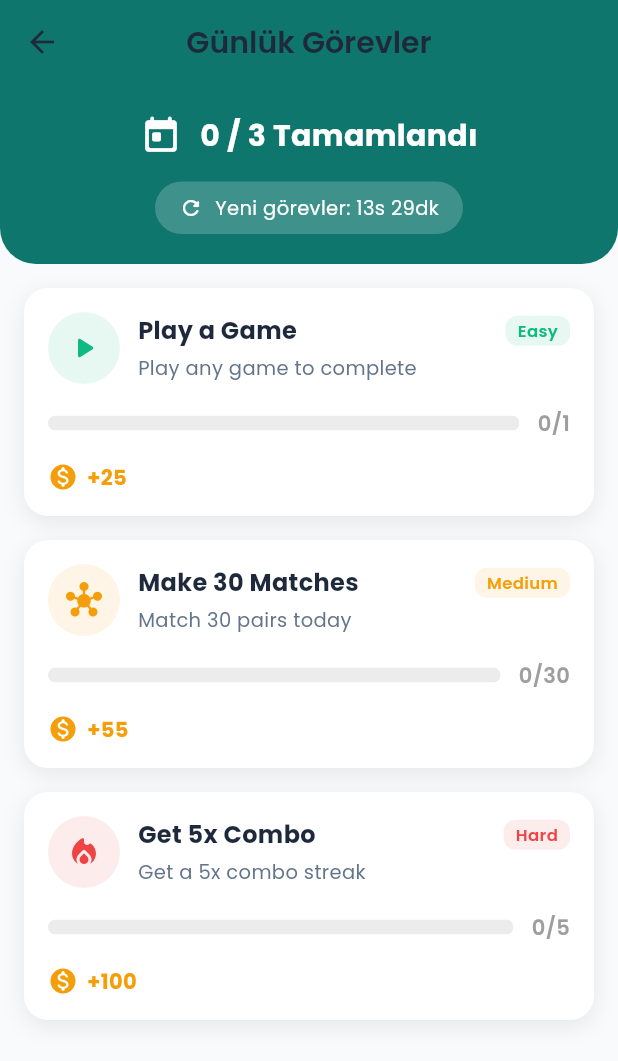
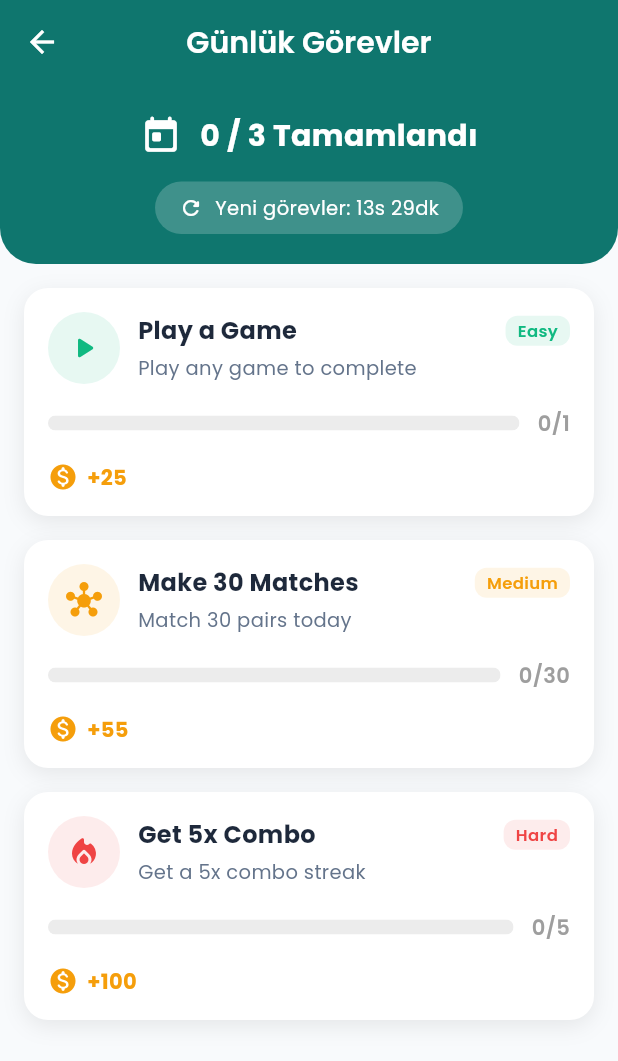
Before and after one commit to muazcoban/Cobi.PairQuest.Mobile, a Flutter app: the DailyQuestsScreen screen opened directly, on a phone screen of 412 x 824 dp. Shown: the top 1061 px of the screen. Run offline on Flutter 3.47's test engine with Material 3 defaults, Android fonts, the phone set to English and light mode, and no system bars; our stand-ins replace audioplayers, cloud_firestore, confetti, equatable, firebase_auth, firebase_core and 11 more; accounts and stored records are empty; generated files the repository leaves out were written again; network calls fail.

Commit message:
fix(a11y): white titles on teal app bars, light status bar on gradients
Found in the simulator:
- The six teal app bars (settings, leaderboard, achievements, quests,
  statistics, themes) showed a dark title and back arrow: the theme's
  title style and icon theme override an AppBar's foregroundColor.
  Slate 800 on Teal 700 is 2.67:1. They now set a white title style and
  icon theme.
- Home, level select and sign-in draw a teal gradient under the status
  bar but left its icons dark. They now ask for light icons.

Co-Authored-By: Claude Opus 5.5 <noreply@anthropic.com>

```diff
--- a/lib/core/theme/app_theme.dart
+++ b/lib/core/theme/app_theme.dart
@@ -4,6 +4,18 @@ import '../constants/app_colors.dart';
 
 class AppTheme {
   AppTheme._();
+
+  /// Title of an app bar on the primary color. The theme's title style and
+  /// icon theme are dark for the transparent app bars, and both override an
+  /// AppBar's foregroundColor, so teal app bars set these too.
+  static TextStyle get onPrimaryTitleStyle => GoogleFonts.poppins(
+        fontSize: 20,
+        fontWeight: FontWeight.w600,
+        color: AppColors.textLight,
+      );
+
+  static const IconThemeData onPrimaryIconTheme =
+      IconThemeData(color: AppColors.textLight);
 
   static ThemeData get lightTheme {
     return ThemeData(
--- a/lib/presentation/screens/achievements/achievements_screen.dart
+++ b/lib/presentation/screens/achievements/achievements_screen.dart
@@ -1,6 +1,7 @@
 import 'package:flutter/material.dart';
 import 'package:flutter_riverpod/flutter_riverpod.dart';
 import '../../../core/constants/app_colors.dart';
+import '../../../core/theme/app_theme.dart';
 import '../../../domain/entities/achievement.dart';
 import '../../../l10n/achievement_l10n.dart';
 import '../../../l10n/generated/app_localizations.dart';
@@ -25,6 +26,8 @@ class AchievementsScreen extends ConsumerWidget {
         title: Text(l10n.achievements),
         backgroundColor: AppColors.primary,
         foregroundColor: Colors.white,
+        titleTextStyle: AppTheme.onPrimaryTitleStyle,
+        iconTheme: AppTheme.onPrimaryIconTheme,
         elevation: 0,
       ),
       body: Column(
--- a/lib/presentation/screens/leaderboard/leaderboard_screen.dart
+++ b/lib/presentation/screens/leaderboard/leaderboard_screen.dart
@@ -1,6 +1,7 @@
 import 'package:flutter/material.dart';
 import 'package:flutter_riverpod/flutter_riverpod.dart';
 import '../../../core/constants/app_colors.dart';
+import '../../../core/theme/app_theme.dart';
 import '../../../data/repositories/moderation_repository.dart';
 import '../../../domain/entities/leaderboard_entry.dart';
 import '../../../l10n/generated/app_localizations.dart';
@@ -45,6 +46,8 @@ class _LeaderboardScreenState extends ConsumerState<LeaderboardScreen>
         title: Text(l10n.leaderboard),
         backgroundColor: AppColors.primary,
         foregroundColor: Colors.white,
+        titleTextStyle: AppTheme.onPrimaryTitleStyle,
+        iconTheme: AppTheme.onPrimaryIconTheme,
         elevation: 0,
         bottom: TabBar(
           controller: _tabController,
--- a/lib/presentation/screens/quests/daily_quests_screen.dart
+++ b/lib/presentation/screens/quests/daily_quests_screen.dart
@@ -1,6 +1,7 @@
 import 'package:flutter/material.dart';
 import 'package:flutter_riverpod/flutter_riverpod.dart';
 import '../../../core/constants/app_colors.dart';
+import '../../../core/theme/app_theme.dart';
 import '../../../domain/entities/daily_quest.dart';
 import '../../../domain/entities/power_up.dart';
 import '../../../l10n/generated/app_localizations.dart';
@@ -30,6 +31,8 @@ class DailyQuestsScreen extends ConsumerWidget {
         title: Text(l10n.dailyQuests),
         backgroundColor: AppColors.primary,
         foregroundColor: Colors.white,
+        titleTextStyle: AppTheme.onPrimaryTitleStyle,
+        iconTheme: AppTheme.onPrimaryIconTheme,
         elevation: 0,
       ),
       body: Column(
--- a/lib/presentation/screens/settings/settings_screen.dart
+++ b/lib/presentation/screens/settings/settings_screen.dart
@@ -1,6 +1,7 @@
 import 'package:flutter/material.dart';
 import 'package:flutter_riverpod/flutter_riverpod.dart';
 import '../../../core/constants/app_colors.dart';
+import '../../../core/theme/app_theme.dart';
 import '../../../core/constants/app_links.dart';
 import '../../../core/moderation/name_filter.dart';
 import '../../../core/utils/card_shuffle.dart';
@@ -27,6 +28,8 @@ class SettingsScreen extends ConsumerWidget {
         title: Text(l10n.settings),
         backgroundColor: AppColors.primary,
         foregroundColor: Colors.white,
+        titleTextStyle: AppTheme.onPrimaryTitleStyle,
+        iconTheme: AppTheme.onPrimaryIconTheme,
       ),
       body: ListView(
         padding: const EdgeInsets.all(16),
--- a/lib/presentation/screens/stats/statistics_screen.dart
+++ b/lib/presentation/screens/stats/statistics_screen.dart
@@ -1,6 +1,7 @@
 import 'package:flutter/material.dart';
 import 'package:flutter_riverpod/flutter_riverpod.dart';
 import '../../../core/constants/app_colors.dart';
+import '../../../core/theme/app_theme.dart';
 import '../../../l10n/generated/app_localizations.dart';
 import '../../providers/stats_provider.dart';
 
@@ -19,6 +20,8 @@ class StatisticsScreen extends ConsumerWidget {
         title: Text(l10n.statistics),
         backgroundColor: AppColors.primary,
         foregroundColor: Colors.white,
+        titleTextStyle: AppTheme.onPrimaryTitleStyle,
+        iconTheme: AppTheme.onPrimaryIconTheme,
         elevation: 0,
       ),
       body: SingleChildScrollView(
--- a/lib/presentation/screens/themes/theme_select_screen.dart
+++ b/lib/presentation/screens/themes/theme_select_screen.dart
@@ -1,6 +1,7 @@
 import 'package:flutter/material.dart';
 import 'package:flutter_riverpod/flutter_riverpod.dart';
 import '../../../core/constants/app_colors.dart';
+import '../../../core/theme/app_theme.dart';
 import '../../../core/utils/card_shuffle.dart';
 import '../../../l10n/generated/app_localizations.dart';
 import '../../providers/settings_provider.dart';
@@ -33,6 +34,8 @@ class ThemeSelectScreen extends ConsumerWidget {
         title: Text(l10n.cardTheme),
         backgroundColor: AppColors.primary,
         foregroundColor: Colors.white,
+        titleTextStyle: AppTheme.onPrimaryTitleStyle,
+        iconTheme: AppTheme.onPrimaryIconTheme,
         elevation: 0,
       ),
       body: Padding(
```
Also changed, not shown: lib/presentation/screens/auth/auth_screen.dart (+6 -1 lines), lib/presentation/screens/home/home_screen.dart (+6 -1 lines), lib/presentation/screens/levels/level_select_screen.dart (+6 -1 lines).
